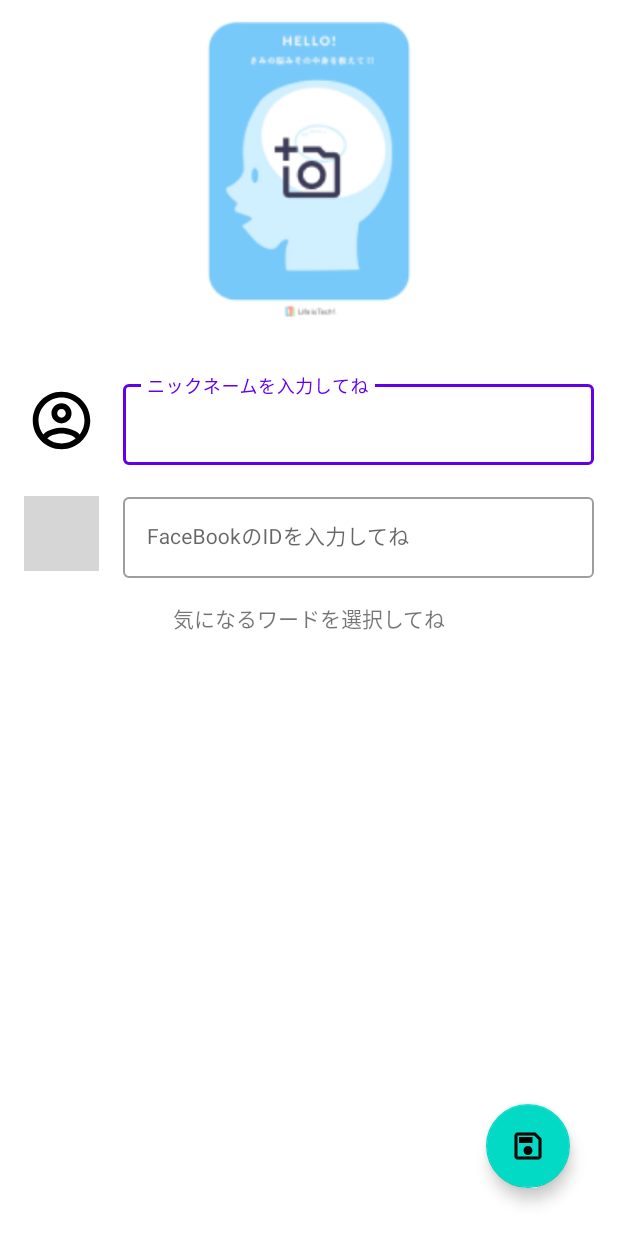
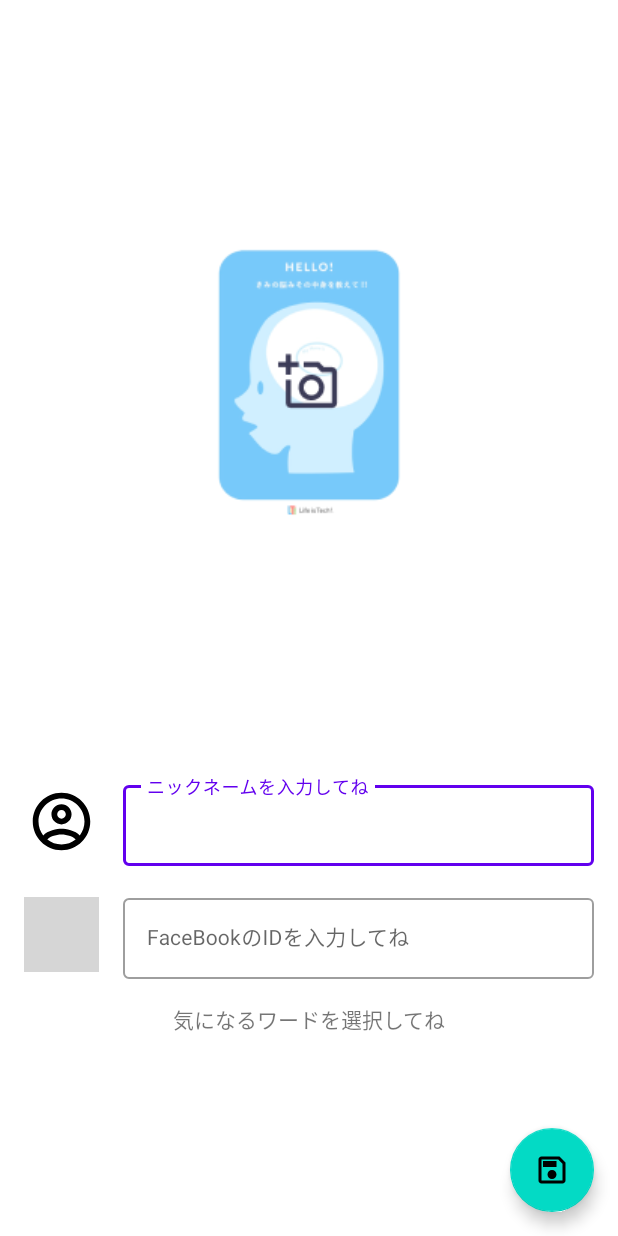
Before and after one commit to harutiro/BrainExchange, an Android app: the layout activity_starter.xml on its own in the app's theme, with its tools: preview values and no code run, on a phone screen of 412 x 824 dp. Run offline under Robolectric (Android 15) with nearby library versions, the phone set to English and light mode, and no system bars; grey boxes are pictures that could not be loaded.

Commit message:
fix: activity_new_flend_register.xml 写真が入ってもデザインが壊れないように変更

```diff
--- a/app/src/main/res/layout/activity_new_flend_register.xml
+++ b/app/src/main/res/layout/activity_new_flend_register.xml
@@ -6,17 +6,32 @@
     android:layout_height="match_parent"
     tools:context=".NewFlendRegisterActivity">
 
+    <ScrollView
+        android:id="@+id/scrollView2"
+        android:layout_width="match_parent"
+        android:layout_height="match_parent"
+        app:layout_constraintBottom_toBottomOf="parent"
+        app:layout_constraintEnd_toEndOf="parent"
+        app:layout_constraintStart_toStartOf="parent"
+        app:layout_constraintTop_toTopOf="parent">
+
+        <androidx.constraintlayout.widget.ConstraintLayout
+            android:id="@+id/linearLayout"
+            android:layout_width="match_parent"
+            android:layout_height="wrap_content">
+
             <ImageView
                 android:id="@+id/new_flend_brain_image4"
-        android:layout_width="0dp"
-        android:layout_height="0dp"
-        android:layout_marginStart="8dp"
+                android:layout_width="fill_parent"
+                android:layout_height="wrap_content"
+                android:layout_marginStart="32dp"
                 android:layout_marginTop="8dp"
-        android:layout_marginEnd="8dp"
+                android:layout_marginEnd="32dp"
                 android:layout_marginBottom="32dp"
-        android:scaleType="fitCenter"
-        app:layout_constraintBottom_toTopOf="@+id/new_flend_user_name_text_view"
+                android:scaleType="centerInside"
+                android:adjustViewBounds="true"
                 app:layout_constraintEnd_toEndOf="parent"
+                app:layout_constraintHorizontal_bias="0.0"
                 app:layout_constraintStart_toStartOf="parent"
                 app:layout_constraintTop_toTopOf="parent"
                 app:srcCompat="@drawable/brain_seet" />
@@ -49,59 +64,50 @@
                 android:id="@+id/textView6"
                 android:layout_width="wrap_content"
                 android:layout_height="wrap_content"
+                android:layout_marginTop="16dp"
                 android:text="共通の話題を探してみましょう"
-        app:layout_constraintBottom_toBottomOf="parent"
                 app:layout_constraintEnd_toEndOf="parent"
                 app:layout_constraintStart_toStartOf="parent"
-        app:layout_constraintTop_toTopOf="parent" />
-
-    <ScrollView
-        android:layout_width="0dp"
-        android:layout_height="0dp"
-        android:scrollbars="none"
-        app:layout_constraintBottom_toBottomOf="parent"
-        app:layout_constraintEnd_toEndOf="parent"
-        app:layout_constraintStart_toStartOf="parent"
-        app:layout_constraintTop_toBottomOf="@+id/textView6">
-
-        <androidx.constraintlayout.widget.ConstraintLayout
-            android:id="@+id/linearLayout2"
-            android:layout_width="match_parent"
-            android:layout_height="wrap_content">
+                app:layout_constraintTop_toBottomOf="@+id/new_flend_facebook_id_text_view" />
 
             <com.google.android.material.chip.ChipGroup
                 android:id="@+id/new_flend_chip_group"
                 android:layout_width="0dp"
                 android:layout_height="wrap_content"
+                android:layout_marginTop="8dp"
+                app:layout_constraintEnd_toEndOf="parent"
+                app:layout_constraintStart_toStartOf="parent"
+                app:layout_constraintTop_toBottomOf="@+id/textView6"
                 tools:ignore="MissingConstraints">
 
             </com.google.android.material.chip.ChipGroup>
-        </androidx.constraintlayout.widget.ConstraintLayout>
-    </ScrollView>
 
             <TextView
                 android:id="@+id/new_flend_user_name_text_view"
                 android:layout_width="0dp"
                 android:layout_height="wrap_content"
                 android:layout_marginStart="16dp"
+                android:layout_marginTop="16dp"
                 android:layout_marginEnd="16dp"
-        android:layout_marginBottom="32dp"
                 android:text="USERNAME"
                 android:textSize="34sp"
-        app:layout_constraintBottom_toTopOf="@+id/new_flend_facebook_id_text_view"
                 app:layout_constraintEnd_toEndOf="parent"
-        app:layout_constraintStart_toEndOf="@+id/imageView7" />
+                app:layout_constraintStart_toEndOf="@+id/imageView7"
+                app:layout_constraintTop_toBottomOf="@+id/new_flend_brain_image4" />
 
             <TextView
                 android:id="@+id/new_flend_facebook_id_text_view"
                 android:layout_width="0dp"
                 android:layout_height="wrap_content"
                 android:layout_marginStart="16dp"
+                android:layout_marginTop="16dp"
                 android:layout_marginEnd="16dp"
-        android:layout_marginBottom="32dp"
                 android:text="USERID"
                 android:textSize="34sp"
-        app:layout_constraintBottom_toTopOf="@+id/textView6"
                 app:layout_constraintEnd_toEndOf="parent"
-        app:layout_constraintStart_toEndOf="@+id/imageView8" />
+                app:layout_constraintStart_toEndOf="@+id/imageView8"
+                app:layout_constraintTop_toBottomOf="@+id/new_flend_user_name_text_view" />
         </androidx.constraintlayout.widget.ConstraintLayout>
+    </ScrollView>
+
+</androidx.constraintlayout.widget.ConstraintLayout>
--- a/app/src/main/res/layout/activity_starter.xml
+++ b/app/src/main/res/layout/activity_starter.xml
@@ -6,137 +6,12 @@
     android:layout_height="match_parent"
     tools:context=".StarterActivity">
 
-    <com.google.android.material.textfield.TextInputLayout
-        android:id="@+id/textInputLayout"
-        style="@style/Widget.MaterialComponents.TextInputLayout.OutlinedBox"
-        android:layout_width="0dp"
-        android:layout_height="wrap_content"
-        android:layout_marginStart="16dp"
-        android:layout_marginEnd="16dp"
-        android:layout_marginBottom="16dp"
-        app:layout_constraintBottom_toTopOf="@+id/textInputLayout2"
-        app:layout_constraintEnd_toEndOf="parent"
-        app:layout_constraintStart_toEndOf="@+id/imageView2"
-        tools:ignore="MissingConstraints">
-
-        <com.google.android.material.textfield.TextInputEditText
-            android:id="@+id/starter_user_name_edit_text"
-            android:layout_width="match_parent"
-            android:layout_height="wrap_content"
-            android:hint="ニックネームを入力してね"
-            android:imeOptions="actionDone"
-            android:inputType="textMultiLine"
-            android:maxLines="1"
-            android:textSize="14sp" />
-    </com.google.android.material.textfield.TextInputLayout>
-
-    <com.google.android.material.textfield.TextInputLayout
-        android:id="@+id/textInputLayout2"
-        style="@style/Widget.MaterialComponents.TextInputLayout.OutlinedBox"
-        android:layout_width="0dp"
-        android:layout_height="wrap_content"
-        android:layout_marginStart="16dp"
-        android:layout_marginEnd="16dp"
-        android:layout_marginBottom="16dp"
-        app:layout_constraintBottom_toTopOf="@+id/textView3"
-        app:layout_constraintEnd_toEndOf="parent"
-        app:layout_constraintStart_toEndOf="@+id/imageView3"
-        tools:ignore="MissingConstraints">
-
-        <com.google.android.material.textfield.TextInputEditText
-            android:id="@+id/starter_facebook_id_edit_text"
-            android:layout_width="match_parent"
-            android:layout_height="wrap_content"
-            android:hint="FaceBookのIDを入力してね"
-            android:imeOptions="actionDone"
-            android:inputType="textMultiLine"
-            android:maxLines="1"
-            android:textSize="14sp" />
-
-    </com.google.android.material.textfield.TextInputLayout>
-
-    <ImageView
-        android:id="@+id/starter_brain_image"
-        android:layout_width="0dp"
-        android:layout_height="0dp"
-        android:layout_marginStart="8dp"
-        android:layout_marginTop="8dp"
-        android:layout_marginEnd="8dp"
-        android:layout_marginBottom="32dp"
-        android:scaleType="fitCenter"
-        app:layout_constraintBottom_toTopOf="@+id/textInputLayout"
-        app:layout_constraintEnd_toEndOf="parent"
-        app:layout_constraintStart_toStartOf="parent"
-        app:layout_constraintTop_toTopOf="parent"
-        app:srcCompat="@drawable/brain_seet" />
-
-    <ImageView
-        android:id="@+id/imageView2"
-        android:layout_width="50dp"
-        android:layout_height="50dp"
-        android:layout_marginStart="16dp"
-        android:padding="2dp"
-        android:scaleType="centerCrop"
-        app:layout_constraintBottom_toBottomOf="@+id/textInputLayout"
-        app:layout_constraintStart_toStartOf="parent"
-        app:layout_constraintTop_toTopOf="@+id/textInputLayout"
-        app:srcCompat="@drawable/account_circle_black_36dp" />
-
-    <ImageView
-        android:id="@+id/imageView3"
-        android:layout_width="50dp"
-        android:layout_height="50dp"
-        android:layout_marginStart="16dp"
-        android:padding="2dp"
-        android:scaleType="fitEnd"
-        app:layout_constraintBottom_toBottomOf="@+id/textInputLayout2"
-        app:layout_constraintStart_toStartOf="parent"
-        app:layout_constraintTop_toTopOf="@+id/textInputLayout2"
-        app:srcCompat="@drawable/facebook_icon_icons_com_59205" />
-
-    <TextView
-        android:id="@+id/textView3"
-        android:layout_width="wrap_content"
-        android:layout_height="wrap_content"
-        android:text="気になるワードを選択してね"
-        app:layout_constraintBottom_toBottomOf="parent"
-        app:layout_constraintEnd_toEndOf="parent"
-        app:layout_constraintStart_toStartOf="parent"
-        app:layout_constraintTop_toTopOf="parent" />
-
-    <ScrollView
-        android:id="@+id/scrollView2"
-        android:layout_width="0dp"
-        android:layout_height="0dp"
-        android:scrollbars="none"
-        app:layout_constraintBottom_toBottomOf="parent"
-        app:layout_constraintEnd_toEndOf="parent"
-        app:layout_constraintHorizontal_bias="1.0"
-        app:layout_constraintStart_toStartOf="parent"
-        app:layout_constraintTop_toBottomOf="@+id/textView3"
-        app:layout_constraintVertical_bias="1.0">
-
-        <androidx.constraintlayout.widget.ConstraintLayout
-            android:id="@+id/linearLayout"
-            android:layout_width="match_parent"
-            android:layout_height="wrap_content">
-
-            <com.google.android.material.chip.ChipGroup
-                android:id="@+id/starter_chip_group"
-                android:layout_width="0dp"
-                android:layout_height="wrap_content"
-                tools:ignore="MissingConstraints">
-
-            </com.google.android.material.chip.ChipGroup>
-        </androidx.constraintlayout.widget.ConstraintLayout>
-    </ScrollView>
-
     <View
         android:id="@+id/starter_background_view"
         android:layout_width="wrap_content"
         android:layout_height="wrap_content"
         android:background="#FABCBCBC"
-        android:visibility="invisible"
+        android:visibility="gone"
         app:layout_constraintBottom_toBottomOf="parent"
         app:layout_constraintEnd_toEndOf="parent"
         app:layout_constraintStart_toStartOf="parent"
@@ -186,11 +61,147 @@
         android:id="@+id/staerter_fav"
         android:layout_width="wrap_content"
         android:layout_height="wrap_content"
-        android:layout_marginEnd="32dp"
-        android:layout_marginBottom="32dp"
+        android:layout_marginEnd="16dp"
+        android:layout_marginBottom="16dp"
         android:clickable="true"
         app:layout_constraintBottom_toBottomOf="parent"
         app:layout_constraintEnd_toEndOf="parent"
-        app:srcCompat="@drawable/save_black_24dp" />
+        app:srcCompat="@drawable/save_black_24dp"
+        tools:ignore="SpeakableTextPresentCheck" />
+
+    <ScrollView
+        android:id="@+id/scrollView3"
+        android:layout_width="match_parent"
+        android:layout_height="match_parent"
+        app:layout_constraintBottom_toBottomOf="parent"
+        app:layout_constraintEnd_toEndOf="parent"
+        app:layout_constraintStart_toStartOf="parent"
+        app:layout_constraintTop_toTopOf="parent">
+
+        <androidx.constraintlayout.widget.ConstraintLayout
+            android:id="@+id/linearLayout5"
+            android:layout_width="match_parent"
+            android:layout_height="wrap_content"
+            tools:layout_conversion_absoluteHeight="0dp"
+            tools:layout_conversion_absoluteWidth="0dp"
+            tools:layout_editor_absoluteX="0dp"
+            tools:layout_editor_absoluteY="0dp">
+
+            <com.google.android.material.textfield.TextInputLayout
+                android:id="@+id/textInputLayout"
+                style="@style/Widget.MaterialComponents.TextInputLayout.OutlinedBox"
+                android:layout_width="0dp"
+                android:layout_height="wrap_content"
+                android:layout_marginStart="16dp"
+                android:layout_marginTop="16dp"
+                android:layout_marginEnd="16dp"
+                app:layout_constraintEnd_toEndOf="parent"
+                app:layout_constraintStart_toEndOf="@+id/imageView2"
+                app:layout_constraintTop_toBottomOf="@+id/starter_brain_image"
+                tools:ignore="MissingConstraints">
+
+                <com.google.android.material.textfield.TextInputEditText
+                    android:id="@+id/starter_user_name_edit_text"
+                    android:layout_width="match_parent"
+                    android:layout_height="wrap_content"
+                    android:hint="ニックネームを入力してね"
+                    android:imeOptions="actionDone"
+                    android:inputType="textMultiLine"
+                    android:maxLines="1"
+                    android:textSize="14sp" />
+            </com.google.android.material.textfield.TextInputLayout>
+
+            <com.google.android.material.textfield.TextInputLayout
+                android:id="@+id/textInputLayout2"
+                style="@style/Widget.MaterialComponents.TextInputLayout.OutlinedBox"
+                android:layout_width="0dp"
+                android:layout_height="wrap_content"
+                android:layout_marginStart="16dp"
+                android:layout_marginTop="16dp"
+                android:layout_marginEnd="16dp"
+                app:layout_constraintEnd_toEndOf="parent"
+                app:layout_constraintStart_toEndOf="@+id/imageView3"
+                app:layout_constraintTop_toBottomOf="@+id/textInputLayout"
+                tools:ignore="MissingConstraints">
+
+                <com.google.android.material.textfield.TextInputEditText
+                    android:id="@+id/starter_facebook_id_edit_text"
+                    android:layout_width="match_parent"
+                    android:layout_height="wrap_content"
+                    android:hint="FaceBookのIDを入力してね"
+                    android:imeOptions="actionDone"
+                    android:inputType="textMultiLine"
+                    android:maxLines="1"
+                    android:textSize="14sp" />
+
+            </com.google.android.material.textfield.TextInputLayout>
+
+            <ImageView
+                android:id="@+id/starter_brain_image"
+                android:layout_width="fill_parent"
+                android:layout_height="wrap_content"
+                android:layout_marginStart="32dp"
+                android:layout_marginTop="8dp"
+                android:layout_marginEnd="32dp"
+                android:layout_marginBottom="32dp"
+                android:scaleType="centerInside"
+                android:adjustViewBounds="true"
+                app:layout_constraintBottom_toTopOf="@+id/textInputLayout"
+                app:layout_constraintEnd_toEndOf="parent"
+                app:layout_constraintHorizontal_bias="0.0"
+                app:layout_constraintStart_toStartOf="parent"
+                app:layout_constraintTop_toTopOf="parent"
+                app:srcCompat="@drawable/brain_seet" />
+
+            <ImageView
+                android:id="@+id/imageView2"
+                android:layout_width="50dp"
+                android:layout_height="50dp"
+                android:layout_marginStart="16dp"
+                android:padding="2dp"
+                android:scaleType="centerCrop"
+                app:layout_constraintBottom_toBottomOf="@+id/textInputLayout"
+                app:layout_constraintStart_toStartOf="parent"
+                app:layout_constraintTop_toTopOf="@+id/textInputLayout"
+                app:srcCompat="@drawable/account_circle_black_36dp" />
+
+            <ImageView
+                android:id="@+id/imageView3"
+                android:layout_width="50dp"
+                android:layout_height="50dp"
+                android:layout_marginStart="16dp"
+                android:padding="2dp"
+                android:scaleType="fitEnd"
+                app:layout_constraintBottom_toBottomOf="@+id/textInputLayout2"
+                app:layout_constraintStart_toStartOf="parent"
+                app:layout_constraintTop_toTopOf="@+id/textInputLayout2"
+                app:srcCompat="@drawable/facebook_icon_icons_com_59205" />
+
+            <TextView
+                android:id="@+id/textView3"
+                android:layout_width="wrap_content"
+                android:layout_height="wrap_content"
+                android:layout_marginTop="16dp"
+                android:text="気になるワードを選択してね"
+                app:layout_constraintEnd_toEndOf="parent"
+                app:layout_constraintStart_toStartOf="parent"
+                app:layout_constraintTop_toBottomOf="@+id/textInputLayout2" />
+
+            <com.google.android.material.chip.ChipGroup
+                android:id="@+id/starter_chip_group"
+                android:layout_width="0dp"
+                android:layout_height="wrap_content"
+                android:layout_marginTop="8dp"
+                app:layout_constraintBottom_toBottomOf="parent"
+                app:layout_constraintEnd_toEndOf="parent"
+                app:layout_constraintStart_toStartOf="parent"
+                app:layout_constraintTop_toBottomOf="@+id/textView3"
+                app:layout_constraintVertical_bias="0.0"
+                tools:ignore="MissingConstraints">
+
+            </com.google.android.material.chip.ChipGroup>
+
+        </androidx.constraintlayout.widget.ConstraintLayout>
+    </ScrollView>
 
 </androidx.constraintlayout.widget.ConstraintLayout>
```
Lines whose indentation alone changed are shown as unchanged.
